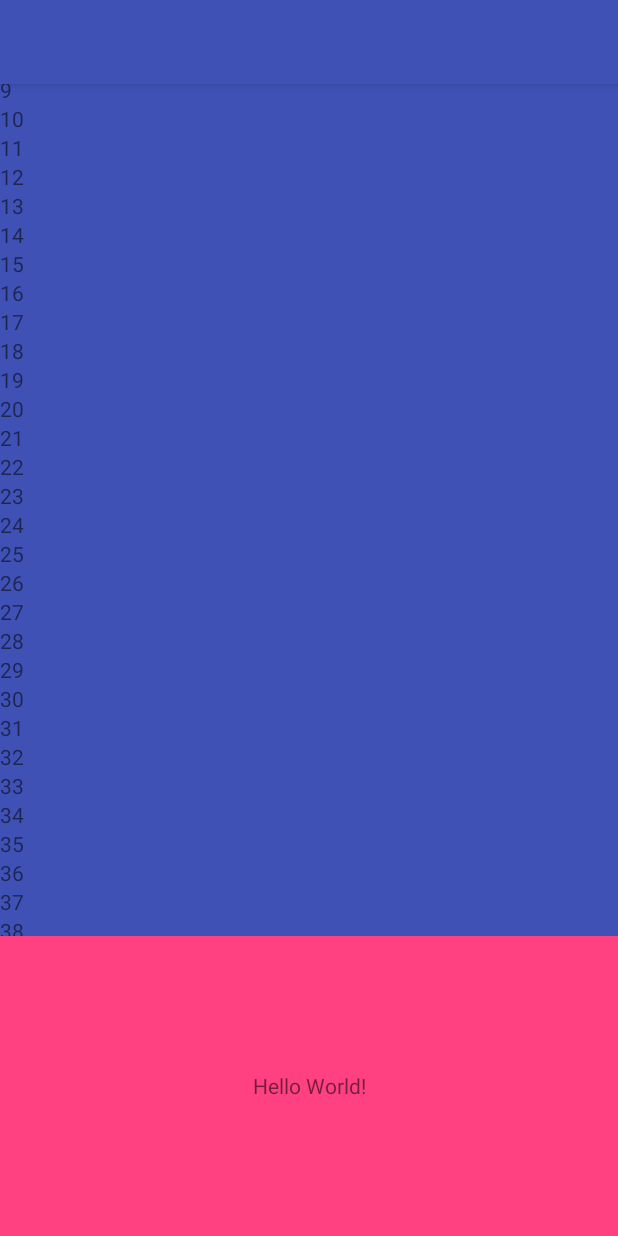
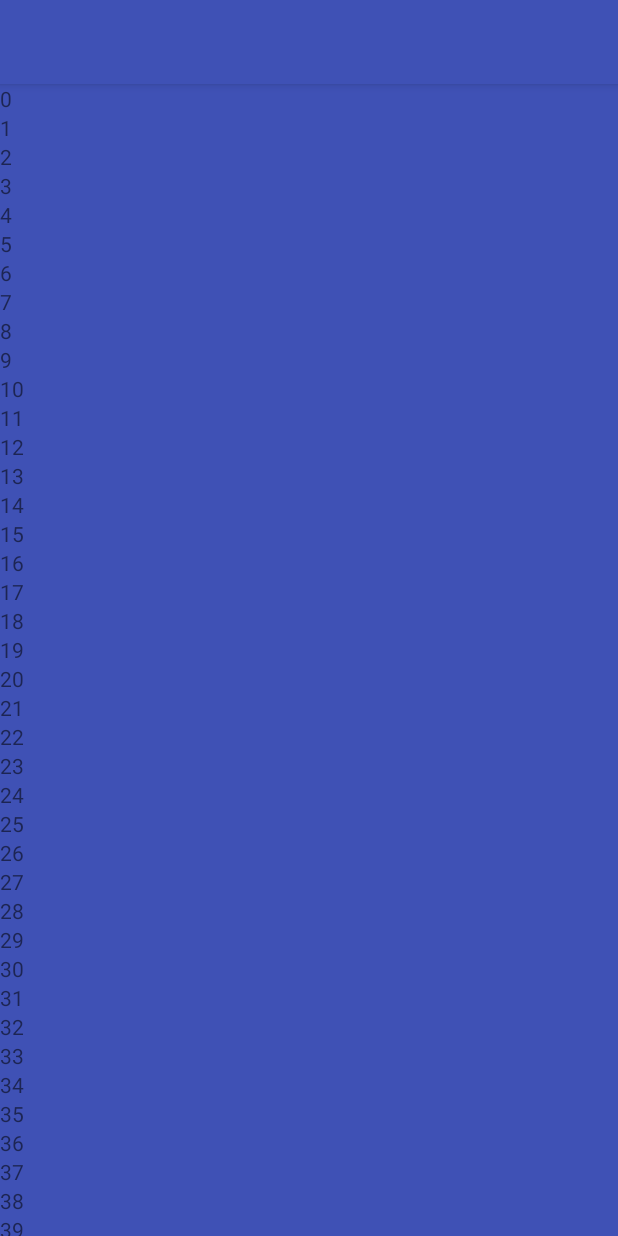
Before and after one commit to AoEiuV020/KotlinDemo, an Android app: the NestedActivity screen opened directly, with no data from a screen before it, on a phone screen of 412 x 824 dp. Run offline under Robolectric (Android 15) with nearby library versions, the phone set to English and light mode, and no system bars; 1 statement that could not run was skipped.

Commit message:
改成之前ScrollView

```diff
--- a/app/src/main/java/cc/aoeiuv020/demo/MyBehavior.kt
+++ /dev/null
@@ -1,69 +0,0 @@
-package cc.aoeiuv020.demo
-
-import android.content.Context
-import android.support.design.widget.CoordinatorLayout
-import android.support.v4.view.ViewCompat
-import android.util.AttributeSet
-import android.util.Log
-import android.view.View
-
-import java.lang.ref.WeakReference
-
-class MyBehavior(context: Context, attrs: AttributeSet) : CoordinatorLayout.Behavior<View>(context, attrs) {
-
-    private var dependentView: WeakReference<View>? = null
-
-    private fun getDependentView(): View {
-        return dependentView!!.get()!!
-    }
-
-    override fun layoutDependsOn(parent: CoordinatorLayout?, child: View?, dependency: View?): Boolean {
-        if (dependency != null && dependency.id == R.id.move) {
-            dependentView = WeakReference(dependency)
-            return true
-        }
-        return super.layoutDependsOn(parent, child, dependency)
-    }
-
-    override fun onDependentViewChanged(parent: CoordinatorLayout, child: View, dependency: View): Boolean {
-        child.translationY = (-dependency.height + dependency.translationY)
-        return true
-    }
-
-    override fun onStartNestedScroll(coordinatorLayout: CoordinatorLayout, child: View, directTargetChild: View, target: View, axes: Int, type: Int): Boolean {
-
-        return axes and ViewCompat.SCROLL_AXIS_VERTICAL != 0
-    }
-
-    override fun onNestedPreScroll(coordinatorLayout: CoordinatorLayout, child: View, target: View, dx: Int, dy: Int, consumed: IntArray, type: Int) {
-        val dependentView = getDependentView()
-        Log.i("onLayoutChild", "onNestedPreScroll dy=" + dy + "TranslationY='" + dependentView.translationY)
-
-        if (dy > 0) {
-            return
-        }
-        val minHeaderTranslate = (dependentView.height).toFloat()
-        val newTranslateY = dependentView.translationY - dy
-        if (newTranslateY <= minHeaderTranslate) {
-            consumed[1] = dy
-        } else {
-            if (dependentView.translationY <= minHeaderTranslate) {
-                consumed[1] = (dependentView.translationY - minHeaderTranslate).toInt()
-            }
-        }
-        dependentView.translationY = minOf(minHeaderTranslate, newTranslateY)
-    }
-
-
-    override fun onNestedScroll(coordinatorLayout: CoordinatorLayout, child: View, target: View, dxConsumed: Int, dyConsumed: Int, dxUnconsumed: Int, dyUnconsumed: Int, type: Int) {
-        val dependentView = getDependentView()
-        Log.i("onLayoutChild", "onNestedScroll dyUnconsumed=" + dyUnconsumed + "currentTranslationY=" + dependentView.translationY)
-
-        if (dyUnconsumed < 0) {
-            return
-        }
-        val newTranslateY = dependentView.translationY - dyUnconsumed
-        val maxHeaderTranslate = 0f
-        dependentView.translationY = maxOf(newTranslateY, maxHeaderTranslate)
-    }
-}
--- a/app/src/main/res/layout/activity_nested.xml
+++ b/app/src/main/res/layout/activity_nested.xml
@@ -7,54 +7,42 @@
     tools:context="cc.aoeiuv020.demo.NestedActivity">
 
 
-    <android.support.design.widget.CoordinatorLayout
+    <cc.aoeiuv020.demo.MyScrollView
         android:layout_width="match_parent"
         android:layout_height="match_parent"
         android:orientation="vertical">
 
-        <android.support.v4.widget.NestedScrollView
-            android:id="@+id/move"
-            android:layout_width="match_parent"
-            android:layout_height="200dp"
-            android:layout_gravity="bottom">
-
-            <LinearLayout
-                android:layout_width="match_parent"
-                android:layout_height="200dp">
-
-                <TextView
-                    android:layout_width="match_parent"
-                    android:layout_height="200dp"
-                    android:background="@color/colorAccent"
-                    android:gravity="center"
-                    android:text="Hello World!" />
-
-            </LinearLayout>
-        </android.support.v4.widget.NestedScrollView>
-
         <LinearLayout
             android:id="@+id/llContent"
             android:layout_width="match_parent"
-            android:layout_height="match_parent"
+            android:layout_height="wrap_content"
             android:orientation="vertical"
             app:layout_behavior="cc.aoeiuv020.demo.MyBehavior">
 
             <TextView
                 android:id="@+id/title"
                 android:layout_width="match_parent"
-                android:layout_height="20dp"
+                android:layout_height="200dp"
                 android:background="@android:color/darker_gray"
                 android:gravity="center"
                 android:text="title"
                 tools:ignore="HardcodedText" />
 
-            <android.support.v7.widget.RecyclerView
+            <cc.aoeiuv020.demo.MyRecyclerView
                 android:id="@+id/recyclerView"
                 android:layout_width="match_parent"
-                android:layout_height="0dp"
-                android:layout_weight="1"
+                android:layout_height="wrap_content"
                 android:background="@color/colorPrimary" />
+
+            <TextView
+                android:id="@+id/footer"
+                android:layout_width="match_parent"
+                android:layout_height="200dp"
+                android:background="@android:color/darker_gray"
+                android:gravity="center"
+                android:text="title"
+                tools:ignore="HardcodedText" />
         </LinearLayout>
 
-    </android.support.design.widget.CoordinatorLayout>
+    </cc.aoeiuv020.demo.MyScrollView>
 </LinearLayout>
```
